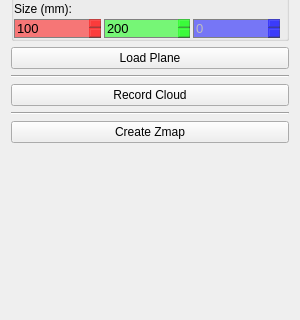
Above: proper_cloud/resources/scan.ui from openlmd/proper before the change; both pictures show x 0 to 300 and y 81 to 401 of the 300 by 500 pixel window. Below: the same form after it.
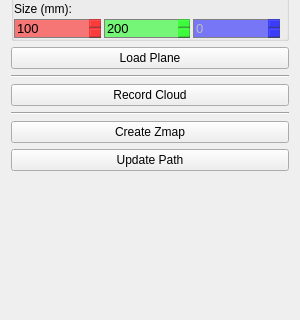
That is the form after the change.

Commit message: Fixed path generation from scanning.

The edit to the form file:
```diff
--- a/proper_cloud/resources/scan.ui
+++ b/proper_cloud/resources/scan.ui
@@ -14,7 +14,7 @@
    <string>Form</string>
   </property>
   <layout class="QGridLayout" name="gridLayout">
-   <item row="7" column="0">
+   <item row="8" column="0">
     <spacer name="verticalSpacer">
      <property name="orientation">
       <enum>Qt::Vertical</enum>
@@ -391,7 +391,7 @@
      </property>
     </widget>
    </item>
-   <item row="8" column="0">
+   <item row="9" column="0">
     <widget class="QPushButton" name="btnScan">
      <property name="text">
       <string>Accept Scan</string>
@@ -405,6 +405,13 @@
      </property>
     </widget>
    </item>
+   <item row="7" column="0">
+    <widget class="QPushButton" name="btnPath">
+     <property name="text">
+      <string>Update Path</string>
+     </property>
+    </widget>
+   </item>
   </layout>
  </widget>
  <resources/>
```
The commit also changes 3 other files.
